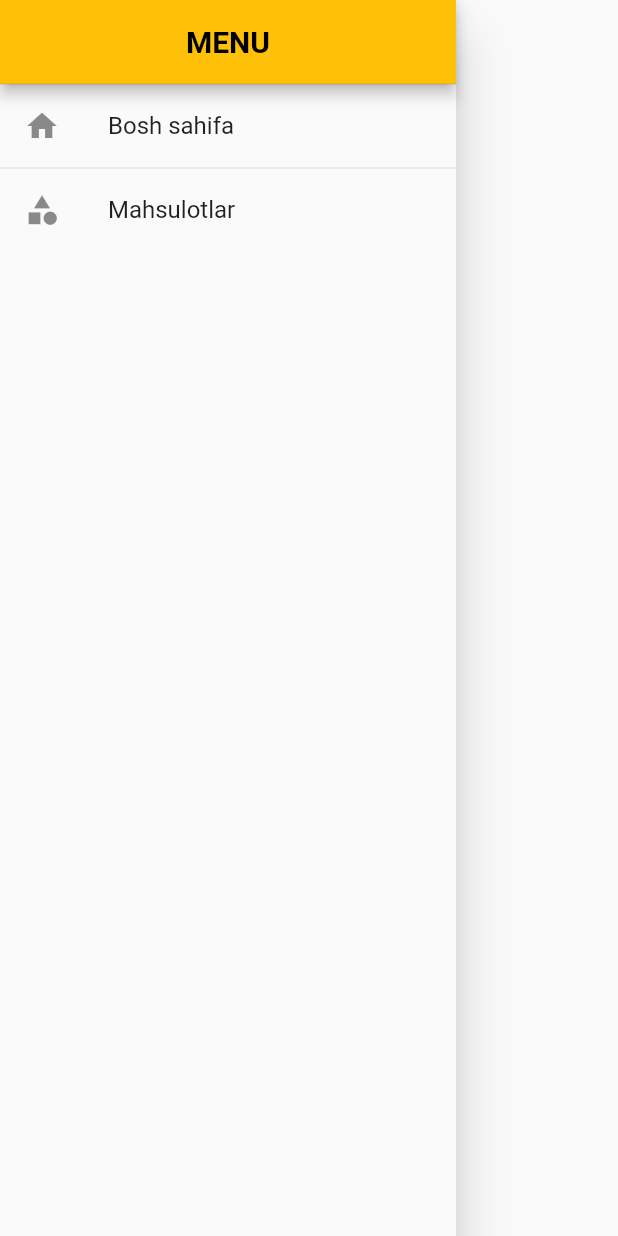
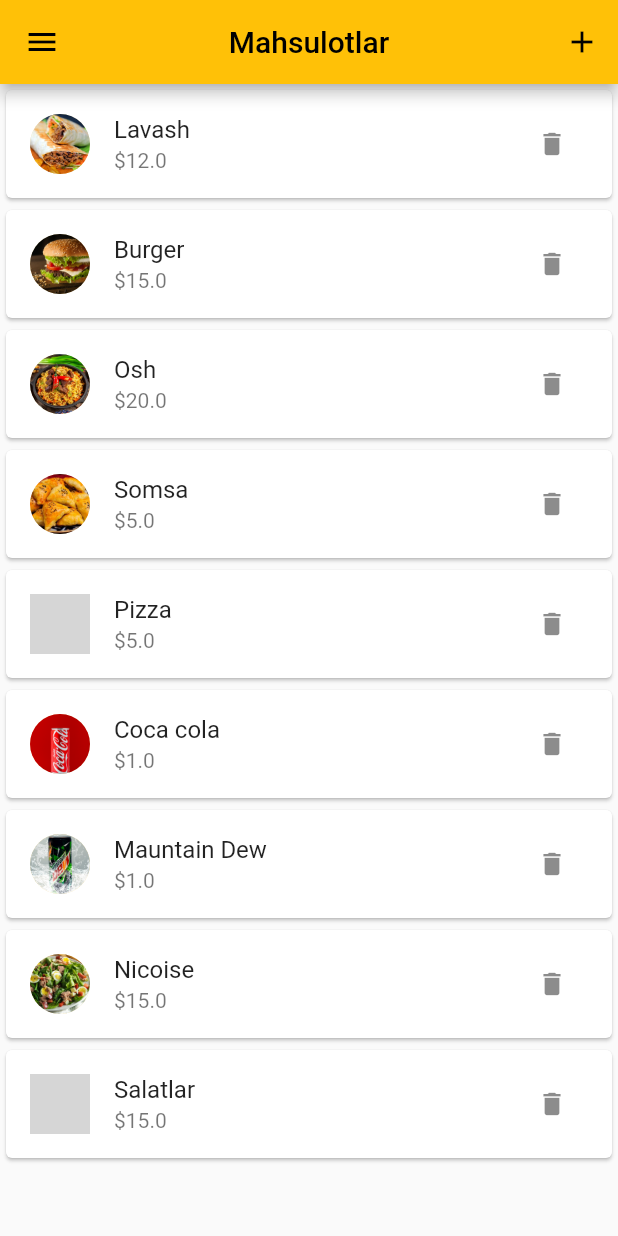
Before and after one commit to Jaloliddin-Fozilov/taomlar, a Flutter app: the MainDrawer widget shown alone on an empty page, opened directly, after a tap on "Mahsulotlar", on a phone screen of 412 x 824 dp. Run offline on Flutter 3.47's test engine with Material 2 defaults, Android fonts, the phone set to English and light mode, and no system bars; our stand-ins replace carousel_slider, google_fonts; grey boxes are pictures that could not be loaded.

Commit message:
product_screen.dart

```diff
--- a/lib/main.dart
+++ b/lib/main.dart
@@ -1,6 +1,7 @@
 import 'package:flutter/material.dart';
 
 import 'package:google_fonts/google_fonts.dart';
+import 'package:taomlar/screens/products_screen.dart';
 
 import 'package:taomlar/screens/tabs_screen.dart';
 import './screens/home.dart';
@@ -43,9 +44,9 @@ class _MyAppState extends State<MyApp> {
         fontFamily: GoogleFonts.adventPro().fontFamily,
       ),
       debugShowCheckedModeBanner: false,
-      initialRoute: '/',
+      initialRoute: TabsScreen.routName,
       routes: {
-        '/': (ctx) => TabsScreen(
+        TabsScreen.routName: (ctx) => TabsScreen(
               categories: _categoryModel.list,
               mealModel: _mealModel,
               toggleLike: _toggleLike,
@@ -54,6 +55,8 @@ class _MyAppState extends State<MyApp> {
         CategoryMealsScreen.routeName: (ctx) => CategoryMealsScreen(
             toggleLikie: _toggleLike, isFavorite: _isFavorite),
         MealDetailsScreen.routeName: (ctx) => const MealDetailsScreen(),
+        ProductsScreen.routName: (ctx) =>
+            ProductsScreen(meals: _mealModel.list),
       },
     );
   }
--- /dev/null
+++ b/lib/screens/products_screen.dart
@@ -0,0 +1,53 @@
+import 'package:flutter/material.dart';
+
+import '../models/meal.dart';
+
+import '../widgets/main_drawer.dart';
+
+class ProductsScreen extends StatelessWidget {
+  final List<Meal> meals;
+  const ProductsScreen({
+    Key? key,
+    required this.meals,
+  }) : super(key: key);
+
+  static const routName = '/products_screen';
+
+  @override
+  Widget build(BuildContext context) {
+    return Scaffold(
+      appBar: AppBar(
+        centerTitle: true,
+        title: const Text("Mahsulotlar"),
+        actions: [
+          IconButton(
+            onPressed: () {},
+            icon: const Icon(Icons.add),
+          ),
+        ],
+      ),
+      drawer: const MainDrawer(),
+      body: ListView.builder(
+        itemCount: meals.length,
+        itemBuilder: (ctx, index) => Card(
+          child: ListTile(
+            leading: CircleAvatar(
+              backgroundImage: AssetImage(
+                meals[index].imageUrls[0],
+              ),
+            ),
+            title: Text(meals[index].title),
+            subtitle: Text("\$${meals[index].price}"),
+            trailing: IconButton(
+              onPressed: () {},
+              icon: const Icon(
+                Icons.delete,
+                size: 20,
+              ),
+            ),
+          ),
+        ),
+      ),
+    );
+  }
+}
--- a/lib/screens/tabs_screen.dart
+++ b/lib/screens/tabs_screen.dart
@@ -20,6 +20,8 @@ class TabsScreen extends StatefulWidget {
     required this.toggleLike,
     required this.isFavorite,
   }) : super(key: key);
+
+  static const routName = "/";
 
   @override
   _TabsScreenState createState() => _TabsScreenState();
--- a/lib/widgets/main_drawer.dart
+++ b/lib/widgets/main_drawer.dart
@@ -2,6 +2,8 @@ import 'dart:ui';
 
 import 'package:flutter/cupertino.dart';
 import 'package:flutter/material.dart';
+import 'package:taomlar/screens/products_screen.dart';
+import 'package:taomlar/screens/tabs_screen.dart';
 
 class MainDrawer extends StatelessWidget {
   const MainDrawer({Key? key}) : super(key: key);
@@ -34,8 +36,12 @@ class MainDrawer extends StatelessWidget {
               style: TextStyle(fontWeight: FontWeight.bold),
             ),
           ),
-          _buildMenuItem(Icons.home, "Bosh sahifa", () {}),
-          _buildMenuItem(Icons.category, "Mahsulotlar", () {}),
+          _buildMenuItem(Icons.home, "Bosh sahifa", () {
+            Navigator.of(context).pushNamed(TabsScreen.routName);
+          }),
+          _buildMenuItem(Icons.category, "Mahsulotlar", () {
+            Navigator.of(context).pushNamed(ProductsScreen.routName);
+          }),
         ],
       ),
     );
```
